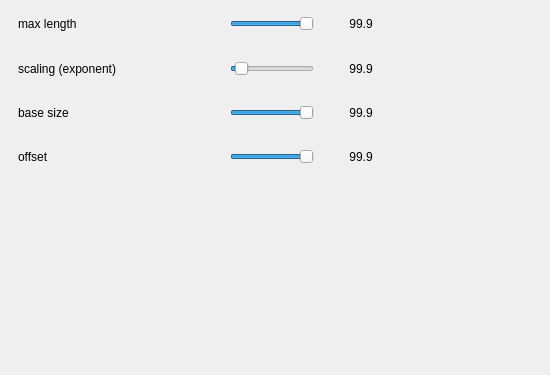
Above: source/VIEW/DIALOGS/modelSettingsDialog.ui from BALL-Project/ball before the change. Below: the same form after it.
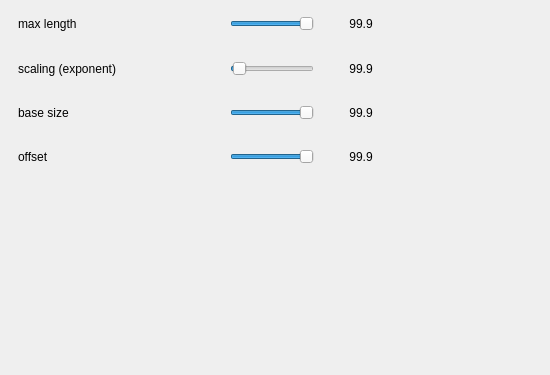
That is the form after the change.

```diff
--- a/source/VIEW/DIALOGS/modelSettingsDialog.ui
+++ b/source/VIEW/DIALOGS/modelSettingsDialog.ui
@@ -1984,7 +1984,7 @@
            <number>1</number>
           </property>
           <property name="maximum" >
-           <number>150</number>
+           <number>250</number>
           </property>
           <property name="value" >
            <number>10</number>
```
